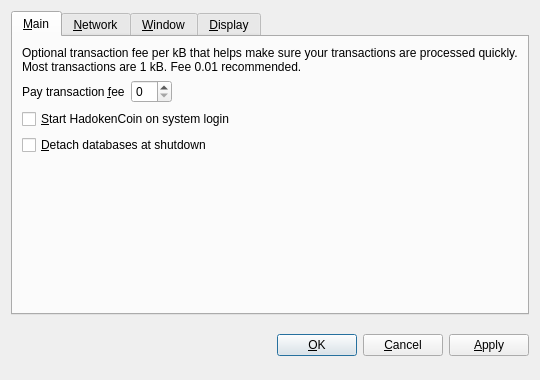
Old version of the form src/qt/forms/optionsdialog.ui in the repository checkthecode/hadokencoin.
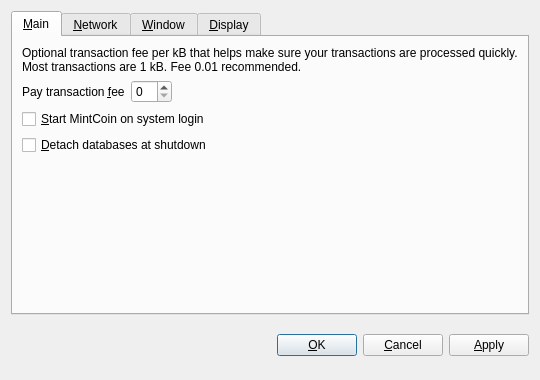
New version of the form. Custom widgets are drawn as their Qt base class.

The edit to the form file:
```diff
--- a/src/qt/forms/optionsdialog.ui
+++ b/src/qt/forms/optionsdialog.ui
@@ -82,7 +82,7 @@
           <string>Automatically start HadokenCoin after logging in to the system.</string>
          </property>
          <property name="text">
-          <string>&amp;Start HadokenCoin on system login</string>
+          <string>&amp;Start MintCoin on system login</string>
          </property>
         </widget>
        </item>
```
Left out of the diff: 10 changed lines with no effect on the pictures.
